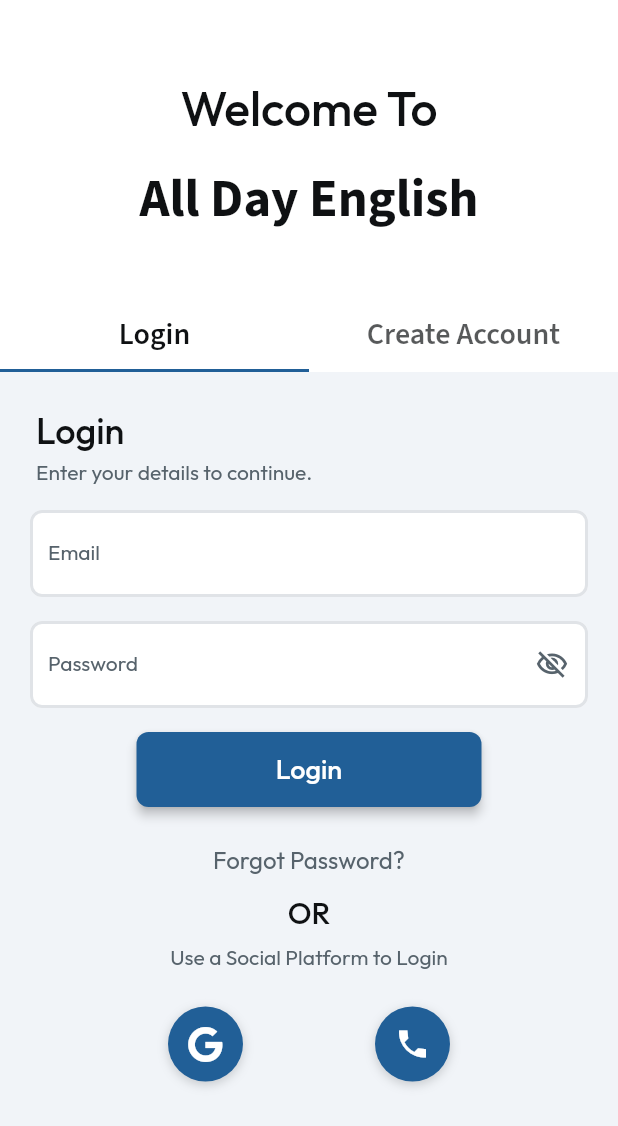
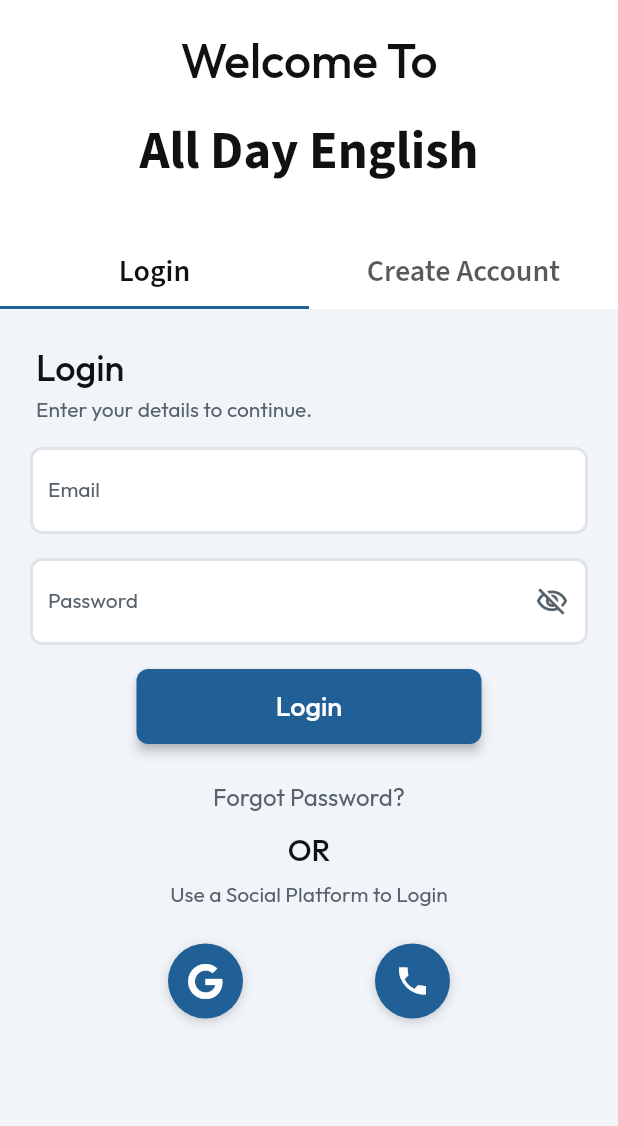
Before and after one commit to mdrashedbinkuddus/all-day-english, a Flutter app: the LoginPageWidget screen opened directly, on a phone screen of 412 x 824 dp. Shown: the top 1126 px of the screen. Run offline on Flutter 3.47's test engine with Material 2 defaults, Android fonts, the phone set to English and light mode, and no system bars; drawn by our look-alikes of auto_size_text; our stand-ins replace built_collection, built_value, cloud_firestore, firebase_auth, firebase_core, flutter_spinkit and 10 more; missing offline and left inert: json_path; accounts and stored records are empty; generated files the repository leaves out were written again; network calls fail.

Commit message:
Updating to latest FlutterFlow output.

```diff
--- a/lib/login_page/login_page_widget.dart
+++ b/lib/login_page/login_page_widget.dart
@@ -53,7 +53,7 @@ class _LoginPageWidgetState extends State<LoginPageWidget> {
             mainAxisAlignment: MainAxisAlignment.start,
             children: [
               Padding(
-                padding: EdgeInsetsDirectional.fromSTEB(16, 52, 16, 4),
+                padding: EdgeInsetsDirectional.fromSTEB(16, 20, 16, 4),
                 child: Row(
                   mainAxisSize: MainAxisSize.max,
                   mainAxisAlignment: MainAxisAlignment.center,
@@ -90,7 +90,7 @@ class _LoginPageWidgetState extends State<LoginPageWidget> {
               ),
               Expanded(
                 child: Padding(
-                  padding: EdgeInsetsDirectional.fromSTEB(0, 30, 0, 0),
+                  padding: EdgeInsetsDirectional.fromSTEB(0, 20, 0, 0),
                   child: DefaultTabController(
                     length: 2,
                     initialIndex: 0,
```
